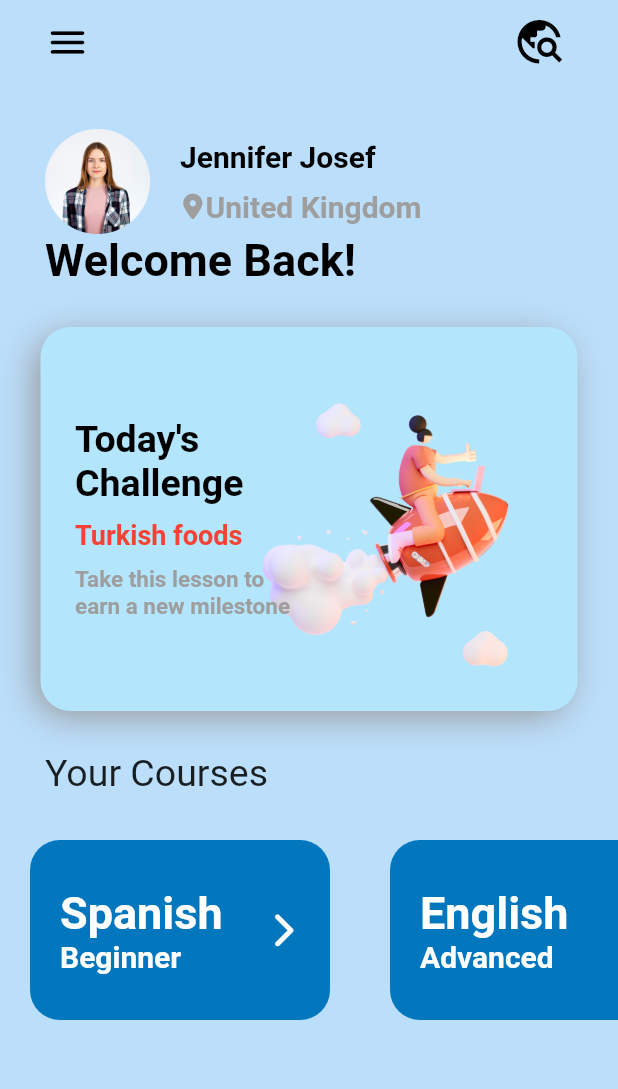
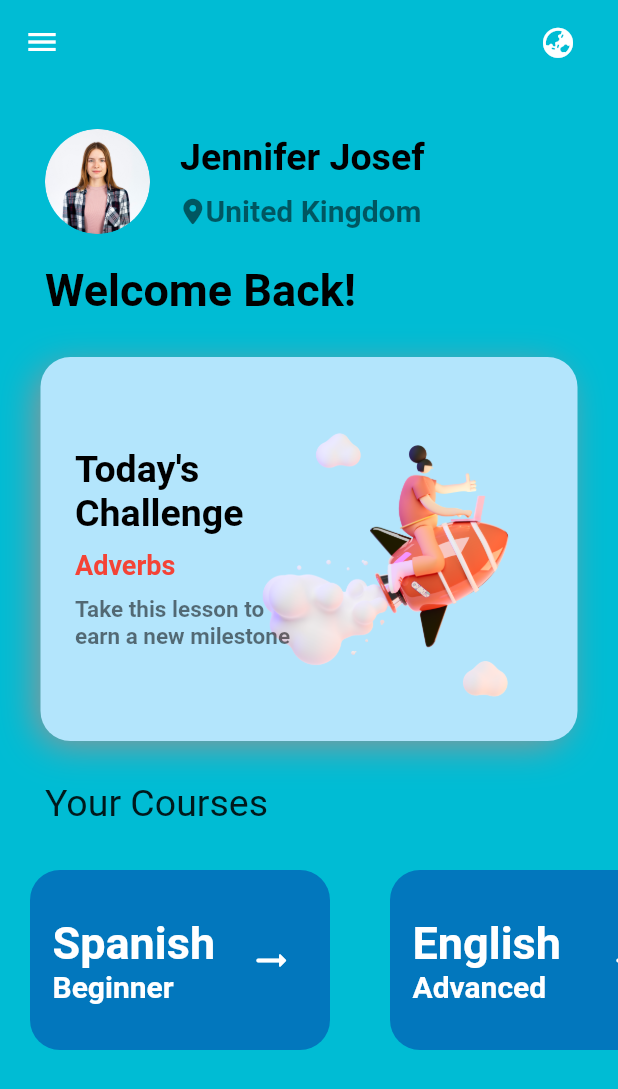
Before and after one commit to kursat-ozturk/education_app, a Flutter app: the HomePage screen opened directly, on a phone screen of 412 x 824 dp. Shown: the top 1089 px of the screen. Run offline on Flutter 3.47's test engine with Material 2 defaults, Android fonts, the phone set to English and light mode, and no system bars; our stand-ins replace font_awesome_flutter, percent_indicator.

```diff
--- /dev/null
+++ b/lib/cart_widget.dart
@@ -0,0 +1,63 @@
+import 'package:education_app/spanish.dart';
+import 'package:flutter/material.dart';
+
+class Cart extends StatelessWidget {
+  const Cart({super.key, required this.courses, required this.text});
+
+  final String courses;
+  final String text;
+
+  @override
+  Widget build(BuildContext context) {
+    return Container(
+      margin: const EdgeInsets.symmetric(horizontal: 20),
+      height: 120,
+      width: 200,
+      decoration: BoxDecoration(
+        color: Colors.lightBlue[800],
+        borderRadius: BorderRadius.circular(20),
+      ),
+      child: Padding(
+        padding: const EdgeInsets.all(15.0),
+        child: Row(
+          mainAxisAlignment: MainAxisAlignment.spaceBetween,
+          children: [
+            Column(
+              mainAxisAlignment: MainAxisAlignment.center,
+              crossAxisAlignment: CrossAxisAlignment.start,
+              children: [
+                Text(
+                  courses,
+                  style: const TextStyle(
+                    color: Colors.white,
+                    fontSize: 30,
+                    fontWeight: FontWeight.bold,
+                  ),
+                ),
+                Text(
+                  text,
+                  style: const TextStyle(
+                    color: Colors.white,
+                    fontSize: 20,
+                    fontWeight: FontWeight.bold,
+                  ),
+                ),
+              ],
+            ),
+            IconButton(
+              icon: Icon(
+                Icons.arrow_right_alt_rounded,
+                size: 30,
+              ),
+              color: Colors.white,
+              onPressed: () {
+                Navigator.of(context)
+                    .push(MaterialPageRoute(builder: (context) => Spanish()));
+              },
+            ),
+          ],
+        ),
+      ),
+    );
+  }
+}
--- a/lib/homepage.dart
+++ b/lib/homepage.dart
@@ -1,5 +1,7 @@
 import 'package:flutter/material.dart';
 import 'package:font_awesome_flutter/font_awesome_flutter.dart';
+
+import 'cart_widget.dart';
 
 class HomePage extends StatelessWidget {
   const HomePage({super.key});
@@ -7,25 +9,35 @@ class HomePage extends StatelessWidget {
   @override
   Widget build(BuildContext context) {
     return Scaffold(
-      backgroundColor: Colors.blue[100],
+      backgroundColor: Colors.cyan,
+      drawer: Drawer(
+        child: Container(
+          padding: EdgeInsets.all(30),
+          color: Colors.blue,
+          alignment: Alignment.bottomLeft,
+          child: Icon(
+            FontAwesomeIcons.earthAsia,
+            color: Colors.white,
+            size: 80,
+          ),
+        ),
+      ),
       appBar: AppBar(
         backgroundColor: Colors.transparent,
         elevation: 0.0,
-        leading: const Padding(
-          padding: EdgeInsets.only(left: 30),
-          child: Icon(
-            Icons.menu_rounded,
-            color: Colors.black,
-            size: 30,
-          ),
+        title: Row(
+          mainAxisAlignment: MainAxisAlignment.end,
+          children: [
+            IconButton(
+              icon: Icon(
+                FontAwesomeIcons.earthAsia,
+                size: 20,
+                color: Colors.white,
+              ),
+              onPressed: () {},
+            ),
+          ],
         ),
-        actions: const [
-          Padding(
-            padding: EdgeInsets.only(right: 35),
-            child: Icon(Icons.travel_explore, color: Colors.black, size: 35),
-            //FontAwesomeIcons.earthAsia, color: Colors.black, size: 30),
-          ),
-        ],
       ),
       body: Column(
         crossAxisAlignment: CrossAxisAlignment.start,
@@ -37,10 +49,13 @@ class HomePage extends StatelessWidget {
               children: [
                 Row(
                   children: [
-                    Image.asset(
-                      'assets/profile.png',
-                      height: 70,
-                      width: 70,
+                    ClipOval(
+                      child: Image.asset(
+                        'assets/profile.png',
+                        height: 70,
+                        width: 70,
+                        fit: BoxFit.cover,
+                      ),
                     ),
                     const SizedBox(width: 20),
                     const Column(
@@ -50,7 +65,7 @@ class HomePage extends StatelessWidget {
                           "Jennifer Josef",
                           style: TextStyle(
                             color: Colors.black,
-                            fontSize: 20,
+                            fontSize: 25,
                             fontWeight: FontWeight.bold,
                           ),
                         ),
@@ -59,13 +74,13 @@ class HomePage extends StatelessWidget {
                           children: [
                             Icon(
                               FontAwesomeIcons.locationDot,
-                              color: Colors.grey,
+                              color: Colors.black54,
                               size: 17,
                             ),
                             Text(
                               "United Kingdom",
                               style: TextStyle(
-                                color: Colors.grey,
+                                color: Colors.black54,
                                 fontSize: 20,
                                 fontWeight: FontWeight.bold,
                               ),
@@ -76,6 +91,7 @@ class HomePage extends StatelessWidget {
                     ),
                   ],
                 ),
+                const SizedBox(height: 20),
                 const Text(
                   'Welcome Back!',
                   style: TextStyle(
@@ -129,7 +145,7 @@ class HomePage extends StatelessWidget {
                     ),
                     SizedBox(height: 10),
                     Text(
-                      "Turkish foods",
+                      "Adverbs",
                       style: TextStyle(
                         fontSize: 18,
                         color: Colors.red,
@@ -141,7 +157,7 @@ class HomePage extends StatelessWidget {
                       "Take this lesson to\nearn a new milestone",
                       style: TextStyle(
                         fontSize: 15,
-                        color: Colors.grey,
+                        color: Colors.black54,
                         fontWeight: FontWeight.w700,
                       ),
                     ),
@@ -183,57 +199,3 @@ class HomePage extends StatelessWidget {
     );
   }
 }
-
-class Cart extends StatelessWidget {
-  const Cart({super.key, required this.courses, required this.text});
-
-  final String courses;
-  final String text;
-
-  @override
-  Widget build(BuildContext context) {
-    return Container(
-      margin: const EdgeInsets.symmetric(horizontal: 20),
-      height: 120,
-      width: 200,
-      decoration: BoxDecoration(
-        color: Colors.lightBlue[800],
-        borderRadius: BorderRadius.circular(20),
-      ),
-      child: Padding(
-        padding: const EdgeInsets.all(20.0),
-        child: Row(
-          mainAxisAlignment: MainAxisAlignment.spaceBetween,
-          children: [
-            Column(
-              mainAxisAlignment: MainAxisAlignment.center,
-              crossAxisAlignment: CrossAxisAlignment.start,
-              children: [
-                Text(
-                  courses,
-                  style: const TextStyle(
-                    color: Colors.white,
-                    fontSize: 30,
-                    fontWeight: FontWeight.bold,
-                  ),
-                ),
-                Text(
-                  text,
-                  style: const TextStyle(
-                    color: Colors.white,
-                    fontSize: 20,
-                    fontWeight: FontWeight.bold,
-                  ),
-                ),
-              ],
-            ),
-            const Icon(
-              FontAwesomeIcons.chevronRight,
-              color: Colors.white,
-            ),
-          ],
-        ),
-      ),
-    );
-  }
-}
--- a/lib/main.dart
+++ b/lib/main.dart
@@ -1,6 +1,5 @@
-import 'package:education_app/spanish.dart';
+import 'package:education_app/splash_page.dart';
 import 'package:flutter/material.dart';
-import 'homepage.dart';
 
 void main() {
   runApp(const MyApp());
@@ -13,7 +12,7 @@ class MyApp extends StatelessWidget {
   Widget build(BuildContext context) {
     return const MaterialApp(
       debugShowCheckedModeBanner: false,
-      home: Spanish(), //HomePage(),
+      home: SplashPage(),
     );
   }
 }
```
Also changed, not shown: lib/lesson.dart (added, +177 -0 lines), lib/spanish.dart (+4 -3 lines), lib/splash_page.dart (added, +40 -0 lines).
